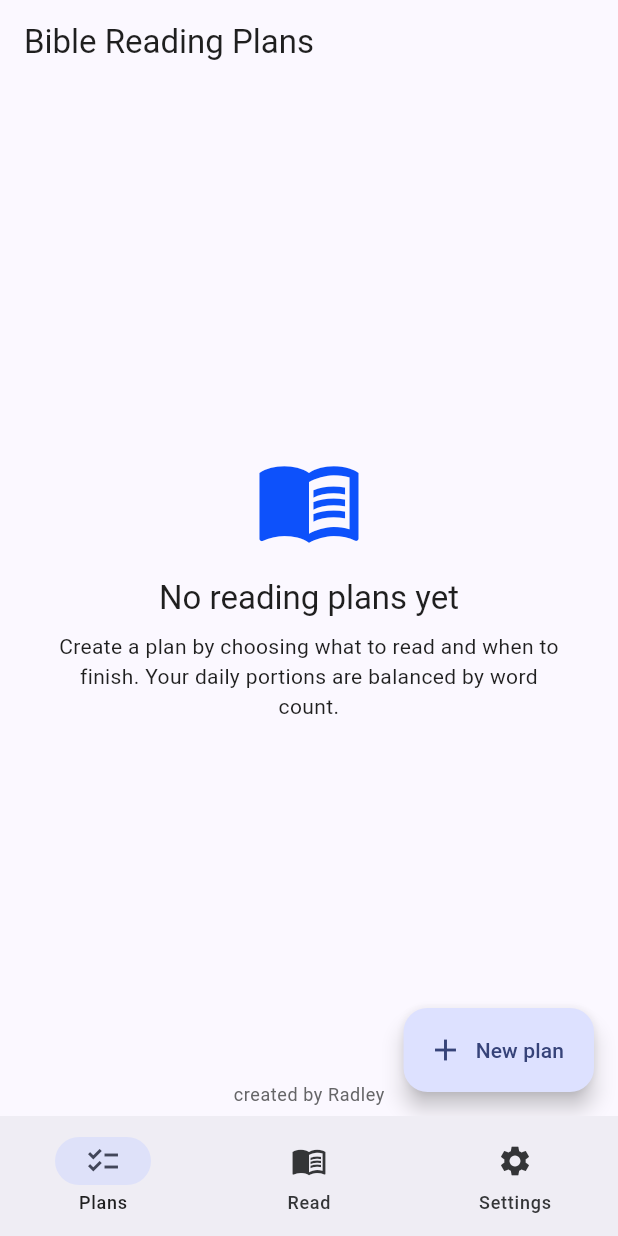
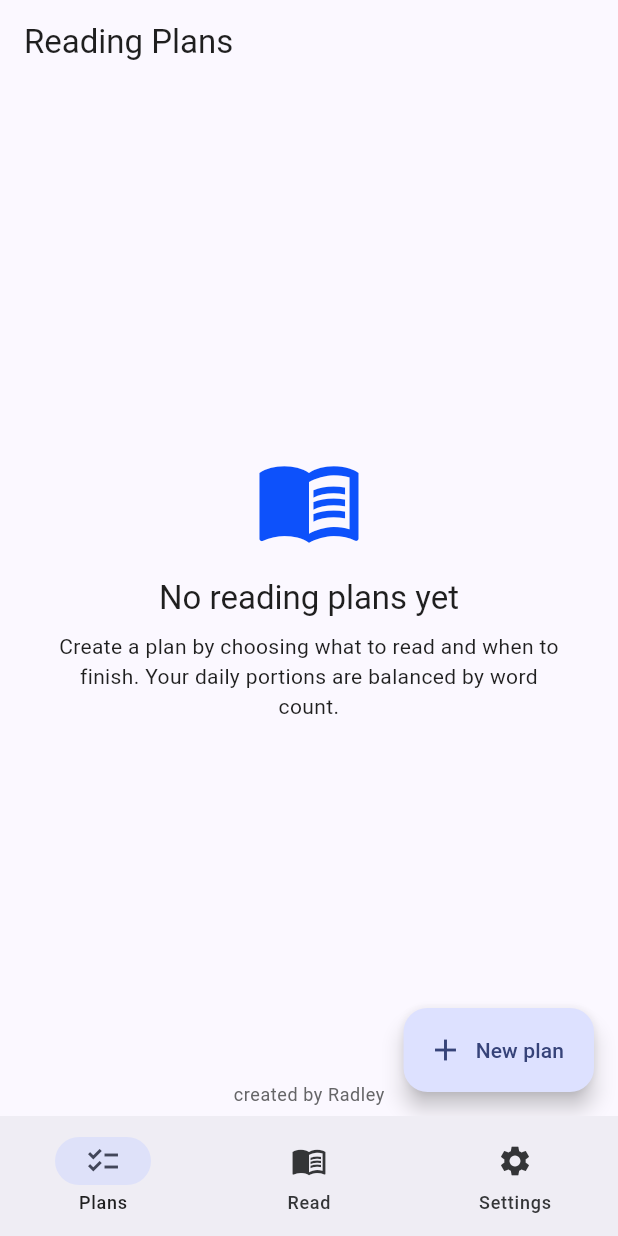
Before and after one commit to RadleyRoy/Bible-Reading-Tracker, a Flutter app: the screen it shows after launch, on a phone screen of 412 x 824 dp. Run offline on Flutter 3.47's test engine with Material 3 defaults, Android fonts, the phone set to English and light mode, and no system bars; our stand-ins replace flutter_local_notifications, flutter_timezone, share_plus, shared_preferences, timezone; missing offline and left inert: file_selector.

Commit message:
Rename the app to "Bible" and give it a new launcher icon
The app is now called simply "Bible" everywhere it shows a name: the
launcher label, the task switcher, the daily reminder notification, and
the backup share sheet and error messages. The home screen's app bar
drops to "Reading Plans", since the app name already sits above it.

The launcher icon becomes a white medallion holding an open book and a
check badge on the brand blue, replacing the old dark-on-black icon that
disappeared into dark wallpapers. The adaptive background is now a flat
#0D51FB colour resource rather than a PNG layer -- the original design's
gradient runs #1A5CFF to #0D51FB, which is imperceptible at launcher
size -- so the per-density background drawables are gone.

The application id, the Dart package name, and the backup file's app
marker are all deliberately unchanged: renaming those would orphan
existing installs and make already-exported backups unrestorable.

```diff
--- a/lib/main.dart
+++ b/lib/main.dart
@@ -23,7 +23,7 @@ class BibleReadingApp extends StatelessWidget {
         ChangeNotifierProvider(create: (_) => ReminderService()..load()),
       ],
       child: MaterialApp(
-        title: 'Bible Reading',
+        title: 'Bible',
         debugShowCheckedModeBanner: false,
         theme: lightTheme(),
         darkTheme: darkTheme(),
--- a/lib/screens/plans_list_screen.dart
+++ b/lib/screens/plans_list_screen.dart
@@ -17,7 +17,7 @@ class PlansListScreen extends StatelessWidget {
     final store = context.watch<PlanStore>();
 
     return Scaffold(
-      appBar: AppBar(title: const Text('Bible Reading Plans')),
+      appBar: AppBar(title: const Text('Reading Plans')),
       body: Column(
         children: [
           Expanded(
--- a/lib/screens/settings_screen.dart
+++ b/lib/screens/settings_screen.dart
@@ -116,7 +116,7 @@ class SettingsScreen extends StatelessWidget {
                   const SnackBar(
                     content: Text(
                       'Notification permission was denied — allow '
-                      'notifications for Bible Reading in system settings.',
+                      'notifications for Bible in system settings.',
                     ),
                   ),
                 );
--- a/lib/services/backup_service.dart
+++ b/lib/services/backup_service.dart
@@ -86,7 +86,7 @@ class BackupService {
       final decoded = jsonDecode(json);
       if (decoded is! Map<String, dynamic>) {
         throw const BackupFormatException(
-          "This doesn't look like a Bible Reading backup.",
+          "This doesn't look like a Bible backup.",
         );
       }
       doc = decoded;
@@ -98,14 +98,14 @@ class BackupService {
 
     if (doc['app'] != _appId) {
       throw const BackupFormatException(
-        "This doesn't look like a Bible Reading backup.",
+        "This doesn't look like a Bible backup.",
       );
     }
     final version = doc['formatVersion'];
     if (version is! int || version > formatVersion) {
       throw const BackupFormatException(
         'This backup was made by a newer version of the app. '
-        'Update Bible Reading and try again.',
+        'Update Bible and try again.',
       );
     }
 
--- a/lib/services/reminder_service.dart
+++ b/lib/services/reminder_service.dart
@@ -105,7 +105,7 @@ class ReminderService extends ChangeNotifier {
     if (!next.isAfter(now)) next = next.add(const Duration(days: 1));
     await _plugin!.zonedSchedule(
       id: _notificationId,
-      title: 'Bible Reading',
+      title: 'Bible',
       body: "Today's chapters are waiting — keep your plan on track.",
       scheduledDate: next,
       notificationDetails: const NotificationDetails(
--- a/lib/widgets/backup_section.dart
+++ b/lib/widgets/backup_section.dart
@@ -42,8 +42,8 @@ class _BackupSectionState extends State<BackupSection> {
       await SharePlus.instance.share(
         ShareParams(
           files: [XFile(file.path, mimeType: 'application/json', name: name)],
-          subject: 'Bible Reading backup',
-          title: 'Bible Reading backup',
+          subject: 'Bible backup',
+          title: 'Bible backup',
         ),
       );
     } catch (e) {
```
Also changed, not shown: pubspec.yaml (+4 -4 lines), assets/icon/ic_launcher-1024.png, assets/icon/ic_launcher_background-1024.png (deleted), assets/icon/ic_launcher_foreground-1024.png, 23 other files.
